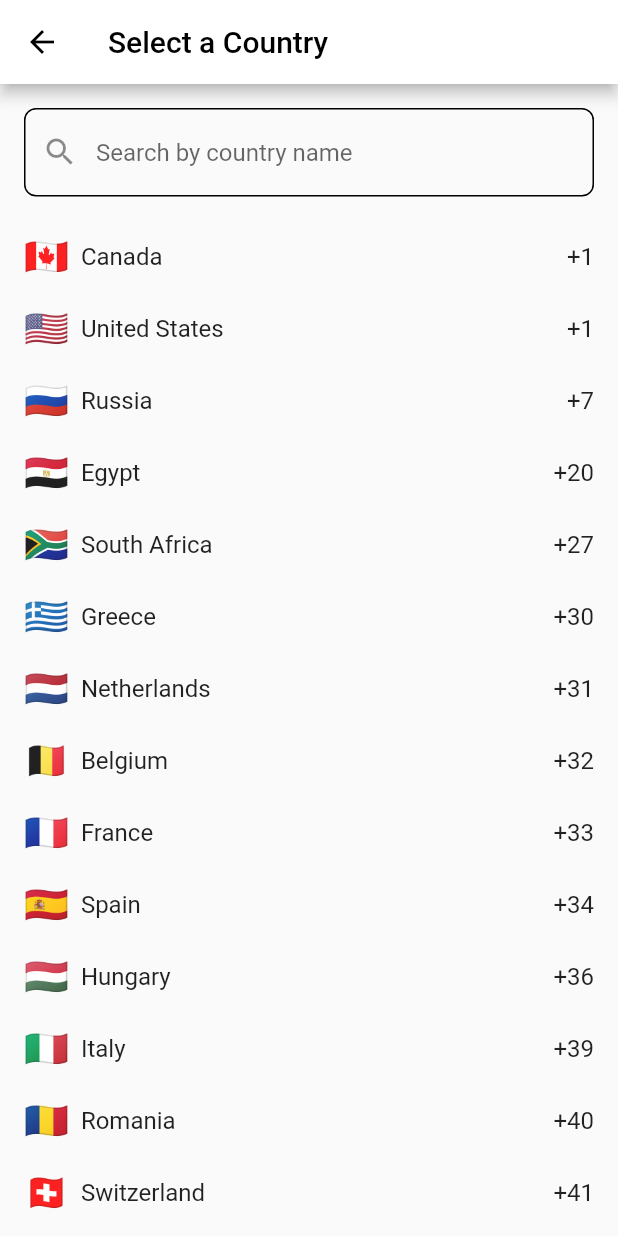
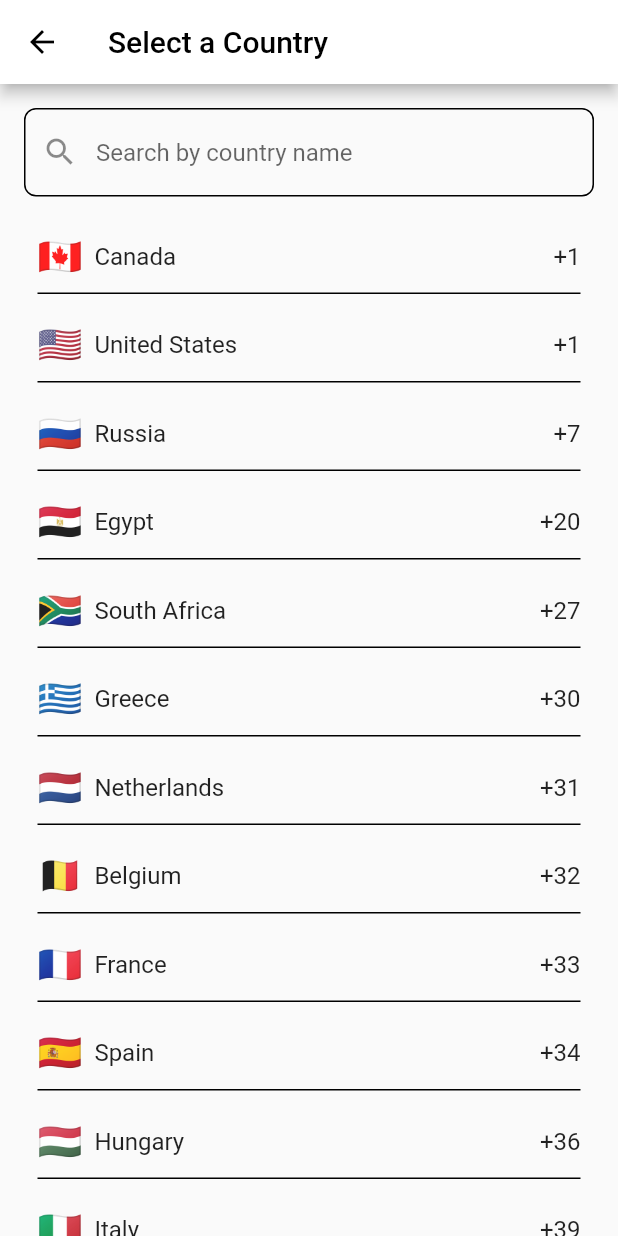
Before and after one commit to gopavasanth/WhatsApp-Karo, a Flutter app: the screen it shows after launch, after a tap on an icon or button, on a phone screen of 412 x 824 dp. Run offline on Flutter 3.47's test engine with Material 2 defaults, Android fonts, the phone set to English and light mode, and no system bars; our stand-ins replace font_awesome_flutter, google_fonts; missing offline and left inert: phone_number.

Commit message:
init commit

```diff
--- a/lib/main.dart
+++ b/lib/main.dart
@@ -4,7 +4,6 @@ import 'package:whatsapp_karo/src/home.dart';
 
 void main() {
   runApp(MaterialApp(
-    debugShowCheckedModeBanner: false,
     theme: ThemeData(
       colorScheme: ColorScheme.fromSeed(
         seedColor: Constants.primaryColor,
--- a/lib/src/search_page.dart
+++ b/lib/src/search_page.dart
@@ -17,7 +17,6 @@ class _SearchPageState extends State<SearchPage> {
     super.initState();
     filteredCountries = allCountries; // Initialize with all countries
   }
-
   void updateFilteredCountries(List<Map<String, String>> countries) {
     setState(() {
       filteredCountries = countries;
@@ -46,12 +45,13 @@ class _SearchPageState extends State<SearchPage> {
                 final country = filteredCountries[index];
                 return GestureDetector(
                   onTap: () {
-                    // Pass the selected country back to the previous page
                     Navigator.pop(context, country);
                   },
                   child: Container(
-                    padding: EdgeInsets.symmetric(vertical: 10, horizontal: 16),
-                    child: Row(
+                    padding: EdgeInsets.symmetric(vertical: 10, horizontal: 25),
+                    child: Column(
+                      children: [
+                        Row(
                           mainAxisAlignment: MainAxisAlignment.spaceBetween,
                           children: [
                             Row(
@@ -73,6 +73,10 @@ class _SearchPageState extends State<SearchPage> {
                               style: TextStyle(fontSize: 16),
                               overflow: TextOverflow.ellipsis,
                             ),
+                          ],
+                        ),
+                        SizedBox(height: 10,),
+                        Container(width: double.infinity,height: 1,color: Colors.black,)
                       ],
                     ),
                   ),
@@ -117,7 +121,10 @@ class _CountrySearchBarState extends State<CountrySearchBar> {
 
     widget.onSearch(filteredCountries);
   }
-
+  void dispose() {
+    _searchController.dispose();
+    super.dispose();
+  }
   @override
   Widget build(BuildContext context) {
     return Padding(
```
Lines whose indentation alone changed are shown as unchanged.
